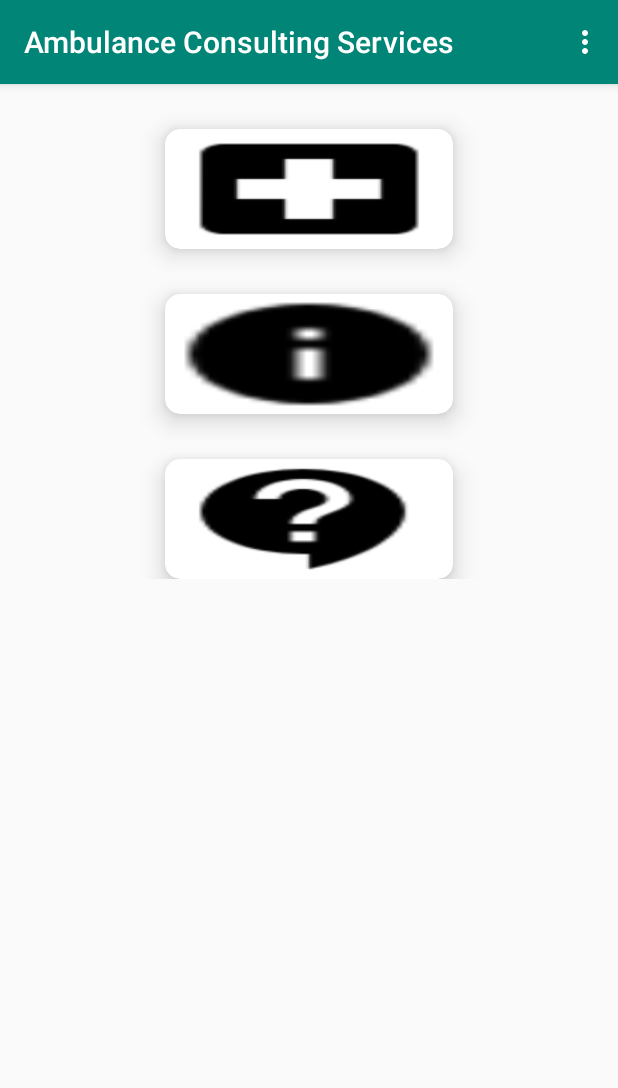
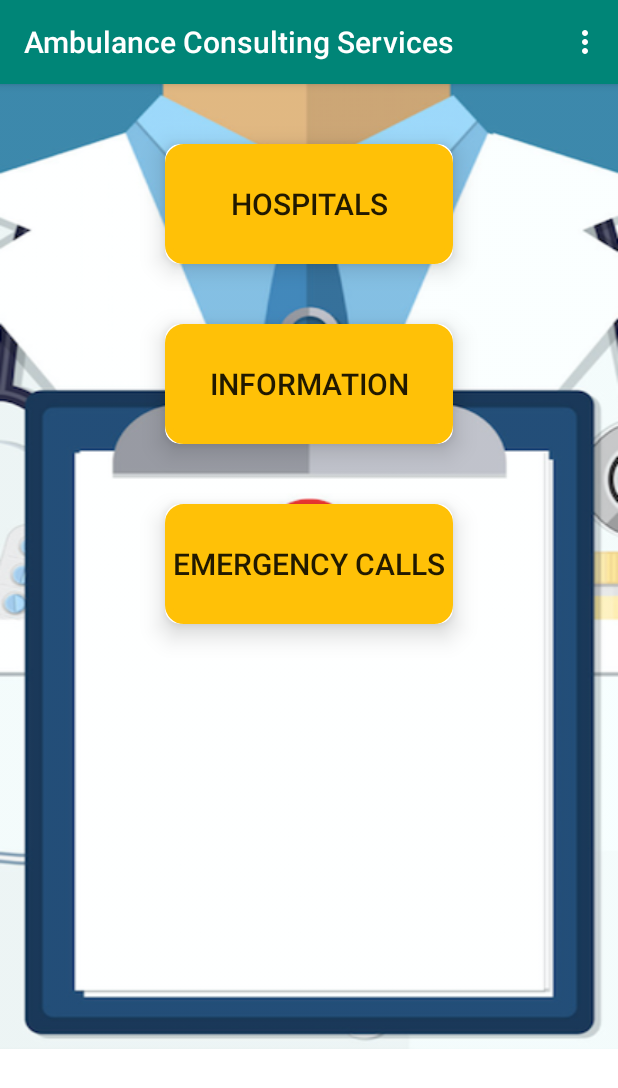
Before and after one commit to PetrosValacheas/AmbulanceConsulting, an Android app: the screen it shows after launch once a user with an empty profile is signed in (MainActivity), on a phone screen of 412 x 824 dp. Shown: the top 1088 px of the screen. Run offline under Robolectric (Android 15) with nearby library versions, the phone set to English and light mode, and no system bars; our stand-ins replace Firebase (no records; nobody signed in at launch, a user with empty details on screens opened directly).

Commit message:
MainActivity-Layout-fixes

```diff
--- /dev/null
+++ b/app/src/main/res/drawable-v24/round_button.xml
@@ -0,0 +1,7 @@
+<?xml version="1.0" encoding="utf-8"?>
+
+<shape xmlns:android="http://schemas.android.com/apk/res/android"
+    android:shape="rectangle">
+    <corners android:radius="10dp" />
+    <stroke android:width="8px" android:color="#000000" />
+</shape>
--- a/app/src/main/res/layout/activity_main.xml
+++ b/app/src/main/res/layout/activity_main.xml
@@ -5,7 +5,8 @@
     android:orientation="vertical"
     android:layout_width="match_parent"
     android:layout_height="match_parent"
-    tools:context=".activities.MainActivity">
+    tools:context=".activities.MainActivity"
+    android:background="@android:color/background_light">
 
     <ScrollView
         android:layout_width="match_parent"
@@ -14,7 +15,8 @@
             android:layout_width="match_parent"
             android:layout_height="wrap_content"
             android:layout_marginBottom="20dp"
-            android:orientation="vertical">
+            android:orientation="vertical"
+            android:background="@drawable/sign_in_bg1">>
 
             <androidx.cardview.widget.CardView
                 android:id="@+id/cvhospital"
@@ -22,7 +24,7 @@
                 android:layout_width="fill_parent"
 
                 android:layout_height="wrap_content"
-                android:layout_marginTop="30dp"
+                android:layout_marginTop="40dp"
                 android:layout_marginLeft="110dp"
                 android:layout_marginRight="110dp"
                 card_view:cardElevation="10dp"
@@ -31,7 +33,12 @@
                 <Button
                     android:layout_width="match_parent"
                     android:layout_height="80dp"
-                    android:background="@drawable/hospital"
+                    android:background="@drawable/round_button"
+                    android:layout_alignParentEnd="true"
+                    android:layout_alignParentBottom="true"
+                    android:backgroundTint="@color/colorSecondaryAccent"
+                    android:textSize="20dp"
+                    android:text="Hospitals"
                     android:id="@+id/bthospital"
                     />
             </androidx.cardview.widget.CardView>
@@ -42,7 +49,7 @@
                 android:layout_width="fill_parent"
 
                 android:layout_height="wrap_content"
-                android:layout_marginTop="30dp"
+                android:layout_marginTop="40dp"
                 android:layout_marginLeft="110dp"
                 android:layout_marginRight="110dp"
                 card_view:cardElevation="10dp"
@@ -51,8 +58,13 @@
                 <Button
                     android:layout_width="match_parent"
                     android:layout_height="80dp"
-                    android:background="@drawable/infos"
-                    android:id="@+id/btnInfos"
+                    android:background="@drawable/round_button"
+                    android:layout_alignParentEnd="true"
+                    android:layout_alignParentBottom="true"
+                    android:backgroundTint="@color/colorSecondaryAccent"
+                    android:textSize="20dp"
+                    android:text="Information"
+                    android:id="@+id/btnInfos"/>
                     />
             </androidx.cardview.widget.CardView>
             <androidx.cardview.widget.CardView
@@ -61,7 +73,7 @@
                 android:layout_width="fill_parent"
 
                 android:layout_height="wrap_content"
-                android:layout_marginTop="30dp"
+                android:layout_marginTop="40dp"
                 android:layout_marginLeft="110dp"
                 android:layout_marginRight="110dp"
                 card_view:cardElevation="10dp"
@@ -70,7 +82,12 @@
                 <Button
                     android:layout_width="match_parent"
                     android:layout_height="80dp"
-                    android:background="@drawable/contact"
+                    android:background="@drawable/round_button"
+                    android:layout_alignParentEnd="true"
+                    android:layout_alignParentBottom="true"
+                    android:backgroundTint="@color/colorSecondaryAccent"
+                    android:textSize="20dp"
+                    android:text="Emergency Calls"
                     android:id="@+id/btnCall"
                     />
             </androidx.cardview.widget.CardView>
--- a/app/src/main/res/values/colors.xml
+++ b/app/src/main/res/values/colors.xml
@@ -2,6 +2,7 @@
 <resources>
     <color name="colorPrimary">#008577</color>
     <color name="colorPrimaryDark">#00574B</color>
-    <color name="colorAccent">#D81B60</color>
+    <color name="colorAccent">#00bcd4</color>
     <color name="design_default_color_primary_dark" />
+    <color name="colorSecondaryAccent">#ffc107</color>
 </resources>
```
